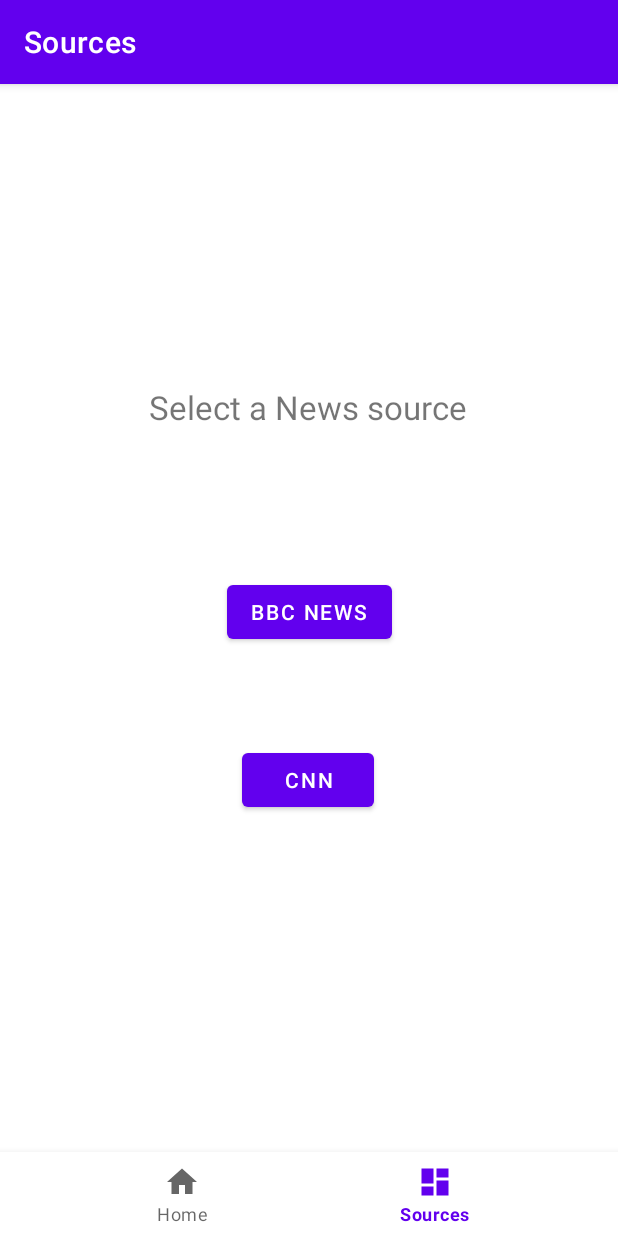
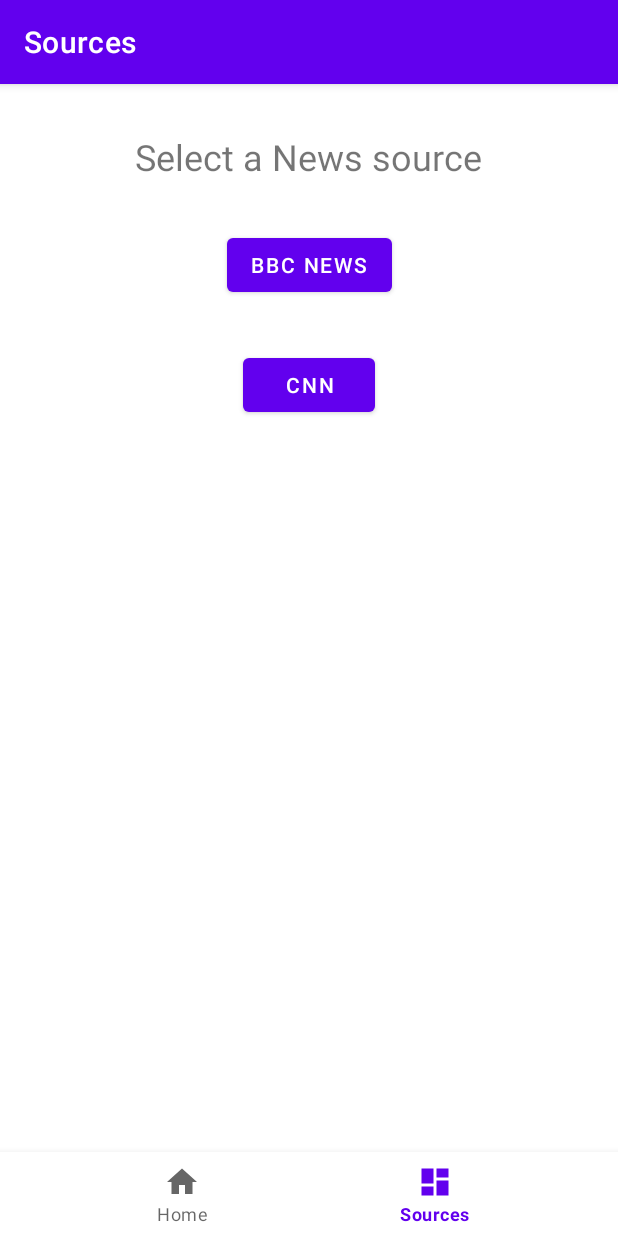
Before and after one commit to guisussel/android-news-application, an Android app built with Jetpack Compose: the SourcesFragment screen opened through its navigation route, on a phone screen of 412 x 824 dp. Run offline under Robolectric (Android 15) with nearby library versions, the phone set to English and light mode, and no system bars; our stand-ins replace navigation-ui; 1 statement that could not run was skipped.

Commit message:
code fixes

```diff
--- a/app/src/main/java/com/example/newsapplication/ui/home/HomeFragment.java
+++ b/app/src/main/java/com/example/newsapplication/ui/home/HomeFragment.java
@@ -8,6 +8,7 @@ import android.widget.ListView;
 import android.widget.TextView;
 
 import androidx.annotation.NonNull;
+import androidx.appcompat.app.AppCompatActivity;
 import androidx.fragment.app.Fragment;
 import androidx.swiperefreshlayout.widget.SwipeRefreshLayout;
 
@@ -20,6 +21,7 @@ import com.example.newsapplication.ui.news.adapter.NewsAdapter;
 import com.example.newsapplication.ui.news.service.NewsService;
 
 import java.util.List;
+import java.util.Locale;
 
 import retrofit2.Call;
 import retrofit2.Callback;
@@ -97,4 +99,11 @@ public class HomeFragment extends Fragment {
         super.onDestroyView();
         binding = null;
     }
+
+    @Override
+    public void onResume() {
+        super.onResume();
+        ((AppCompatActivity) getActivity()).getSupportActionBar().setTitle(NewsSource.getInstance().getSource().toUpperCase(Locale.ROOT));
+    }
+
 }
--- a/app/src/main/res/layout/fragment_sources.xml
+++ b/app/src/main/res/layout/fragment_sources.xml
@@ -1,45 +1,49 @@
 <?xml version="1.0" encoding="utf-8"?>
-<androidx.constraintlayout.widget.ConstraintLayout
-    xmlns:android="http://schemas.android.com/apk/res/android"
+
+<ScrollView xmlns:android="http://schemas.android.com/apk/res/android"
     xmlns:app="http://schemas.android.com/apk/res-auto"
     xmlns:tools="http://schemas.android.com/tools"
     android:layout_width="match_parent"
     android:layout_height="match_parent"
-    tools:context=".ui.sources.SourcesFragment" >
+    android:fillViewport="true">
 
+
+    <androidx.constraintlayout.widget.ConstraintLayout
+        android:layout_width="match_parent"
+        android:layout_height="match_parent">
+
+        <TextView
+            android:id="@+id/textViewSelectSource"
+            android:layout_width="wrap_content"
+            android:layout_height="wrap_content"
+            android:layout_marginTop="32dp"
+            android:text="@string/select_news_source"
+            android:textSize="24sp"
+            app:layout_constraintEnd_toEndOf="parent"
+            app:layout_constraintHorizontal_bias="0.498"
+            app:layout_constraintStart_toStartOf="parent"
+            app:layout_constraintTop_toTopOf="parent" />
 
         <Button
             android:id="@+id/buttonBbcNews"
             android:layout_width="wrap_content"
             android:layout_height="wrap_content"
-        android:text="BBC NEWS"
-        app:layout_constraintBottom_toBottomOf="parent"
+            android:layout_marginTop="32dp"
+            android:text="@string/bbc_news"
             app:layout_constraintEnd_toEndOf="parent"
             app:layout_constraintStart_toStartOf="parent"
-        app:layout_constraintTop_toBottomOf="@+id/textViewSelectSource"
-        app:layout_constraintVertical_bias="0.2" />
+            app:layout_constraintTop_toBottomOf="@+id/textViewSelectSource" />
 
         <Button
             android:id="@+id/buttonCnnNews"
             android:layout_width="wrap_content"
             android:layout_height="wrap_content"
-        android:layout_marginTop="64dp"
-        android:text="CNN"
+            android:layout_marginTop="32dp"
+            android:text="@string/cnn"
             app:layout_constraintEnd_toEndOf="parent"
-        app:layout_constraintHorizontal_bias="0.498"
             app:layout_constraintStart_toStartOf="parent"
             app:layout_constraintTop_toBottomOf="@+id/buttonBbcNews" />
 
-    <TextView
-        android:id="@+id/textViewSelectSource"
-        android:layout_width="wrap_content"
-        android:layout_height="wrap_content"
-        android:text="Select a News source"
-        android:textSize="22sp"
-        app:layout_constraintBottom_toBottomOf="parent"
-        app:layout_constraintEnd_toEndOf="parent"
-        app:layout_constraintHorizontal_bias="0.498"
-        app:layout_constraintStart_toStartOf="parent"
-        app:layout_constraintTop_toTopOf="parent"
-        app:layout_constraintVertical_bias="0.272" />
+
     </androidx.constraintlayout.widget.ConstraintLayout>
+</ScrollView>
--- a/app/src/main/res/values/strings.xml
+++ b/app/src/main/res/values/strings.xml
@@ -10,4 +10,7 @@
     <string name="title_activity_splash_screen">SplashScreenActivity</string>
     <string name="unexpected_error_fetch_news">There was an unexpected error while loading the news list. \n\nYou can swipe this screen down to refresh or try again later.\n\n</string>
     <string name="error_401">Error code 401 Unauthorized</string>
+    <string name="select_news_source">Select a News source</string>
+    <string name="bbc_news">BBC NEWS</string>
+    <string name="cnn">CNN</string>
 </resources>
```
Lines whose indentation alone changed are shown as unchanged.
